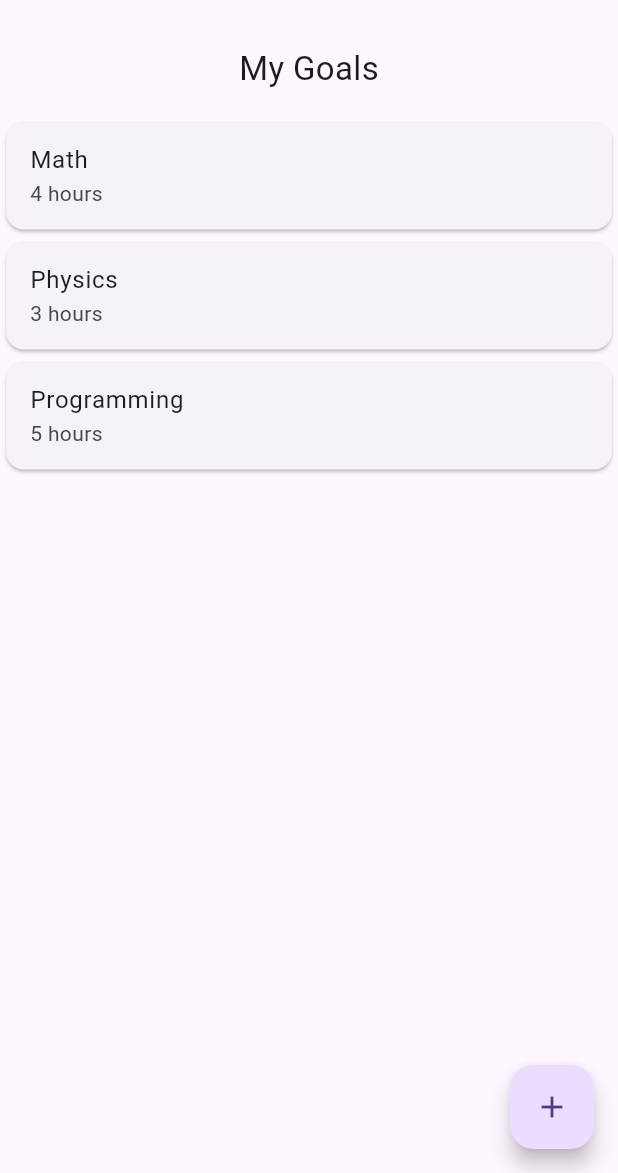
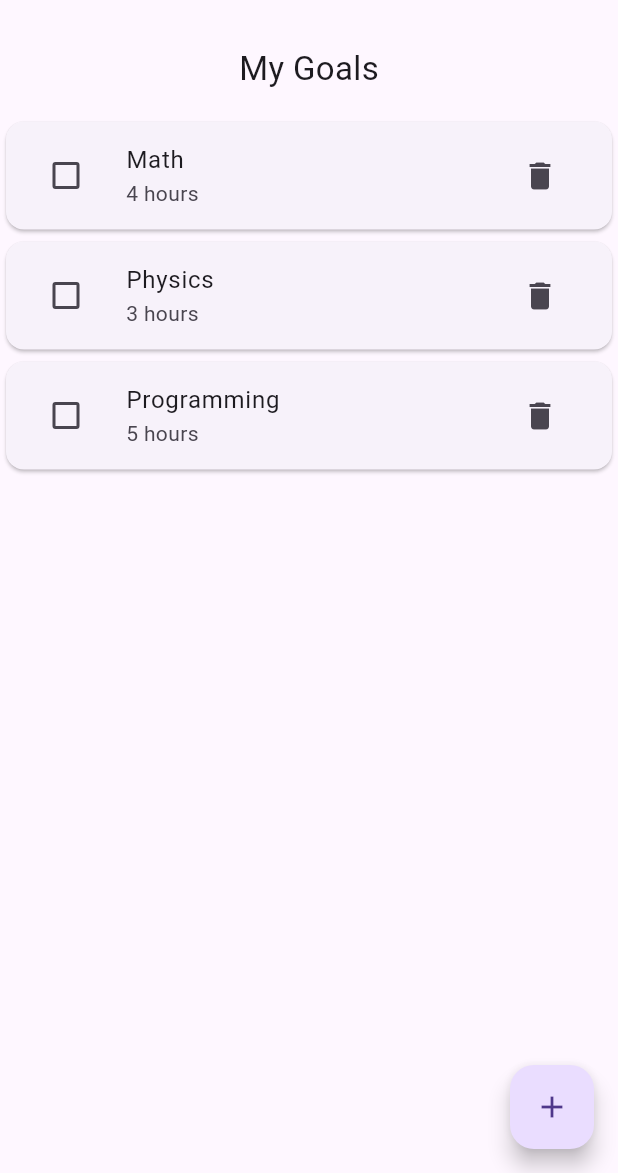
Before and after one commit to Amroali1811/https-github.com-Amroali1811-sutdy_planner, a Flutter app: the screen it shows after launch, on a phone screen of 412 x 824 dp, the part 63-1236 px from its top. Run offline on Flutter 3.47's test engine with Material 3 defaults, Android fonts, the phone set to English and light mode, and no system bars.

Commit message:
Phase 2: working list

```diff
--- a/lib/main.dart
+++ b/lib/main.dart
@@ -23,6 +23,34 @@ class HomeScreen extends StatefulWidget {
 }
 
 class _HomeScreenState extends State<HomeScreen> {
+  // LOGIC: goals data
+  List<Map<String, dynamic>> goals = [
+    {'subject': 'Math', 'hours': 4, 'done': false},
+    {'subject': 'Physics', 'hours': 3, 'done': false},
+    {'subject': 'Programming', 'hours': 5, 'done': false},
+  ];
+
+  // LOGIC: toggle done / not done
+  void toggleGoal(int index) {
+    setState(() {
+      goals[index]['done'] = !goals[index]['done'];
+    });
+  }
+
+  // LOGIC: delete a goal
+  void deleteGoal(int index) {
+    setState(() {
+      goals.removeAt(index);
+    });
+  }
+
+  // LOGIC: add a sample goal
+  void addSampleGoal() {
+    setState(() {
+      goals.add({'subject': 'New Goal', 'hours': 2, 'done': false});
+    });
+  }
+
   @override
   Widget build(BuildContext context) {
     return Scaffold(
@@ -37,31 +65,44 @@ class _HomeScreenState extends State<HomeScreen> {
             child: Text('My Goals', style: TextStyle(fontSize: 22)),
           ),
 
-          // STATIC: hard-coded goal cards
-          Card(
-            child: ListTile(
-              title: const Text('Math'),
-              subtitle: const Text('4 hours'),
-            ),
-          ),
-          Card(
-            child: ListTile(
-              title: const Text('Physics'),
-              subtitle: const Text('3 hours'),
-            ),
-          ),
-          Card(
-            child: ListTile(
-              title: const Text('Programming'),
-              subtitle: const Text('5 hours'),
+          // STATIC: list layout, items are built from the goals data
+          Expanded(
+            child: ListView.builder(
+              itemCount: goals.length,
+              itemBuilder: (context, index) {
+                final goal = goals[index];
+                return Card(
+                  child: ListTile(
+                    // CONNECTION 1: tapping the tile or checkbox calls toggleGoal
+                    onTap: () => toggleGoal(index),
+                    leading: Checkbox(
+                      value: goal['done'],
+                      onChanged: (value) => toggleGoal(index),
+                    ),
+                    title: Text(
+                      goal['subject'],
+                      style: TextStyle(
+                        decoration:
+                            goal['done'] ? TextDecoration.lineThrough : null,
+                      ),
+                    ),
+                    subtitle: Text('${goal['hours']} hours'),
+                    trailing: IconButton(
+                      icon: const Icon(Icons.delete),
+                      // CONNECTION 2: delete button calls deleteGoal
+                      onPressed: () => deleteGoal(index),
+                    ),
+                  ),
+                );
+              },
             ),
           ),
         ],
       ),
 
-      // STATIC: add button (does nothing yet)
+      // STATIC: add button, adds a sample goal for now
       floatingActionButton: FloatingActionButton(
-        onPressed: () {},
+        onPressed: addSampleGoal,
         child: const Icon(Icons.add),
       ),
     );
```
